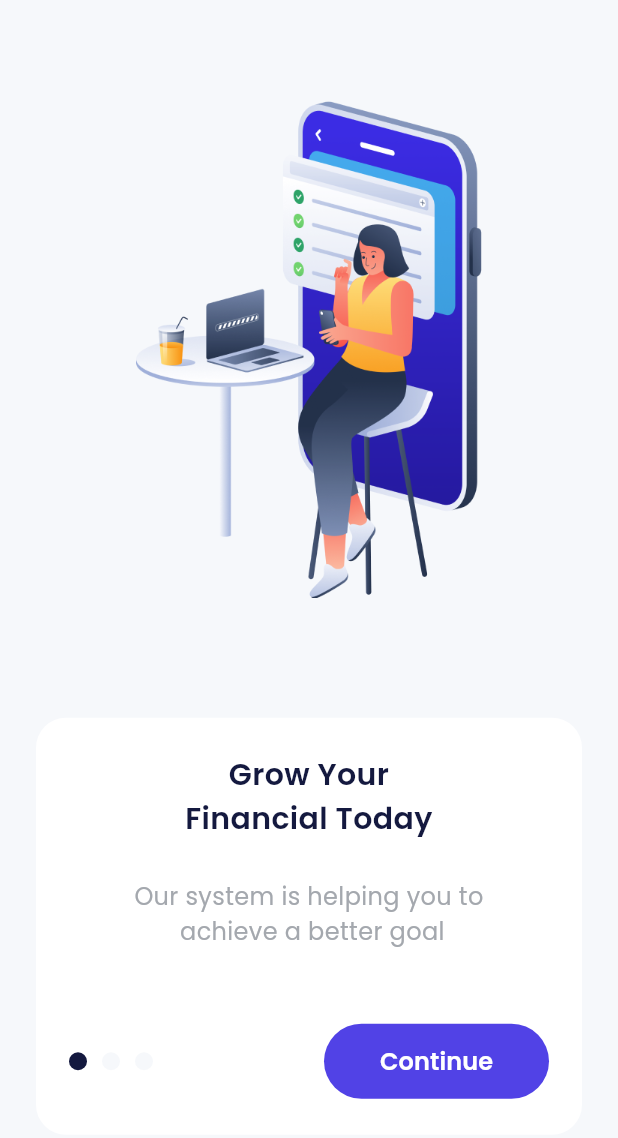
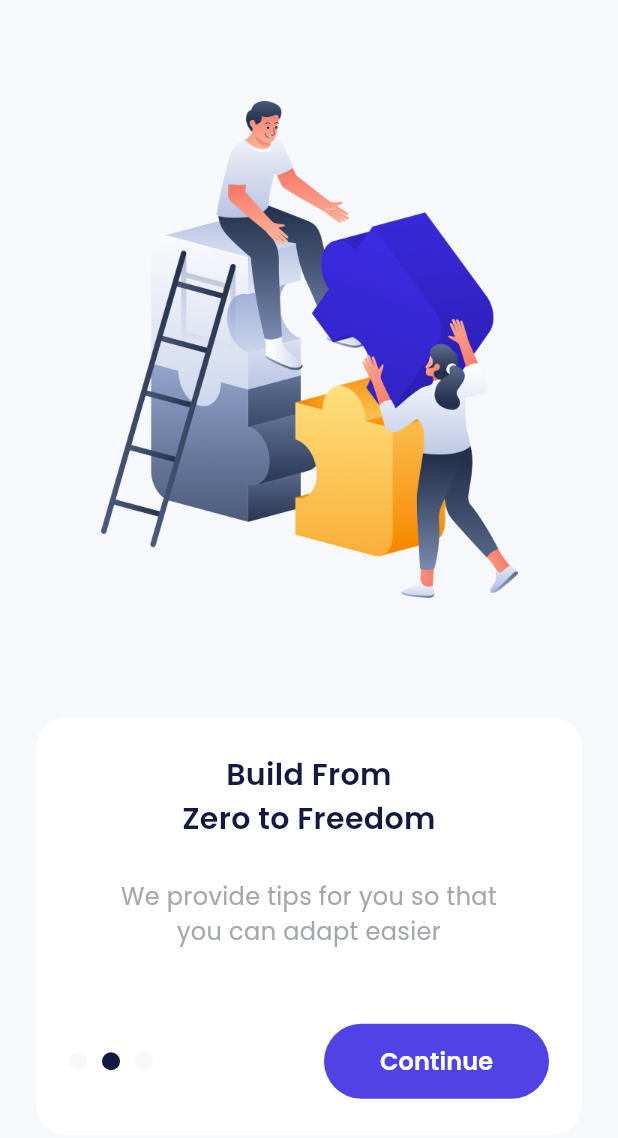
Before and after one commit to Ahmadjunaidi101105/Bank_Sha_Aplication, a Flutter app: the screen it shows after launch, after a tap on "Continue", on a phone screen of 412 x 824 dp. Shown: the top 1138 px of the screen. Run offline on Flutter 3.47's test engine with Material 3 defaults, Android fonts, the phone set to English and light mode, and no system bars; drawn by our look-alikes of carousel_slider; our stand-ins replace google_fonts.

Commit message:
Slicing Onboarding Page Bagian 3

```diff
--- a/analysis_options.yaml
+++ b/analysis_options.yaml
@@ -7,6 +7,9 @@
 
 # The following line activates a set of recommended lints for Flutter apps,
 # packages, and plugins designed to encourage good coding practices.
+analyzer:
+  errors:
+    depend_on_referenced_packages: ignore
 include: package:flutter_lints/flutter.yaml
 
 linter:
--- a/lib/ui/pages/onboarding_page.dart
+++ b/lib/ui/pages/onboarding_page.dart
@@ -2,8 +2,28 @@ import 'package:bank_sha/shared/theme.dart';
 import 'package:flutter/material.dart';
 import 'package:carousel_slider/carousel_slider.dart';
 
-class OnboardingPage extends StatelessWidget {
+class OnboardingPage extends StatefulWidget {
   const OnboardingPage({super.key});
+
+  @override
+  State<OnboardingPage> createState() => _OnboardingPageState();
+}
+
+class _OnboardingPageState extends State<OnboardingPage> {
+  int curentIndex = 0;
+  final CarouselSliderController carouselController = CarouselSliderController();
+
+  List<String> titles = [
+    'Grow Your\nFinancial Today',
+    'Build From\nZero to Freedom',
+    'Start Together',
+  ];
+
+  List<String> subtitles = [
+    'Our system is helping you to\nachieve a better goal',
+    'We provide tips for you so that\nyou can adapt easier',
+    'We will guide you to where\nyou wanted it too',
+  ];
 
   @override
   Widget build(BuildContext context) {
@@ -32,14 +52,20 @@ class OnboardingPage extends StatelessWidget {
                 height: 331,
                 viewportFraction: 1,
                 enableInfiniteScroll: false,
+                onPageChanged: (index, reason) {
+                  setState(() {
+                    curentIndex = index;
+                  });
+                },
               ),
+              carouselController: carouselController,
             ),
             const SizedBox(
               height: 80,
             ),
             Container(
-              margin: const EdgeInsetsDirectional.symmetric(horizontal: 24),
-              padding: const EdgeInsetsDirectional.symmetric(
+              margin: const EdgeInsets.symmetric(horizontal: 24),
+              padding: const EdgeInsets.symmetric(
                   horizontal: 22, vertical: 24),
               decoration: BoxDecoration(
                 color: whiteColor,
@@ -48,7 +74,7 @@ class OnboardingPage extends StatelessWidget {
               child: Column(
                 children: [
                   Text(
-                    'Grow Your\nFinancial Today',
+                    titles[curentIndex],
                     style: blackTextStyle.copyWith(
                       fontSize: 20,
                       fontWeight: semibold,
@@ -59,7 +85,7 @@ class OnboardingPage extends StatelessWidget {
                     height: 26,
                   ),
                   Text(
-                    'Our system is helping you to\n achieve a better goal',
+                    subtitles[curentIndex],
                     style: greyTextStyle.copyWith(
                       fontSize: 16,
                       fontWeight: regular,
@@ -77,7 +103,9 @@ class OnboardingPage extends StatelessWidget {
                         margin: const EdgeInsets.only(right: 10),
                         decoration: BoxDecoration(
                           shape: BoxShape.circle,
-                          color: blackColor,
+                          color: curentIndex == 0
+                              ? blackColor
+                              : LightBackgroundColor,
                         ),
                       ),
                       Container(
@@ -86,7 +114,9 @@ class OnboardingPage extends StatelessWidget {
                         margin: const EdgeInsets.only(right: 10),
                         decoration: BoxDecoration(
                           shape: BoxShape.circle,
-                          color: LightBackgroundColor,
+                          color: curentIndex == 1
+                              ? blackColor
+                              : LightBackgroundColor,
                         ),
                       ),
                       Container(
@@ -95,7 +125,9 @@ class OnboardingPage extends StatelessWidget {
                         margin: const EdgeInsets.only(right: 10),
                         decoration: BoxDecoration(
                           shape: BoxShape.circle,
-                          color: LightBackgroundColor,
+                          color: curentIndex == 2
+                              ? blackColor
+                              : LightBackgroundColor,
                         ),
                       ),
                       const Spacer(),
@@ -103,7 +135,14 @@ class OnboardingPage extends StatelessWidget {
                         width: 150,
                         height: 50,
                         child: TextButton(
-                          onPressed: () {},
+                          onPressed: () {
+                            // Gunakan animateToPage untuk berpindah halaman
+                            carouselController.animateToPage(
+                              curentIndex + 1,
+                              duration: const Duration(milliseconds: 300),
+                              curve: Curves.ease,
+                            );
+                          },
                           style: TextButton.styleFrom(
                             backgroundColor: purpleColor,
                             shape: RoundedRectangleBorder(
```
